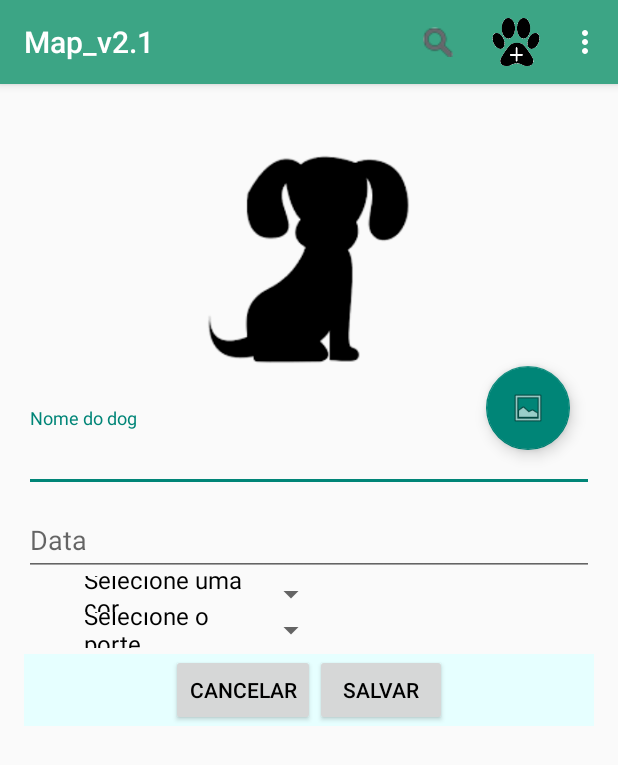
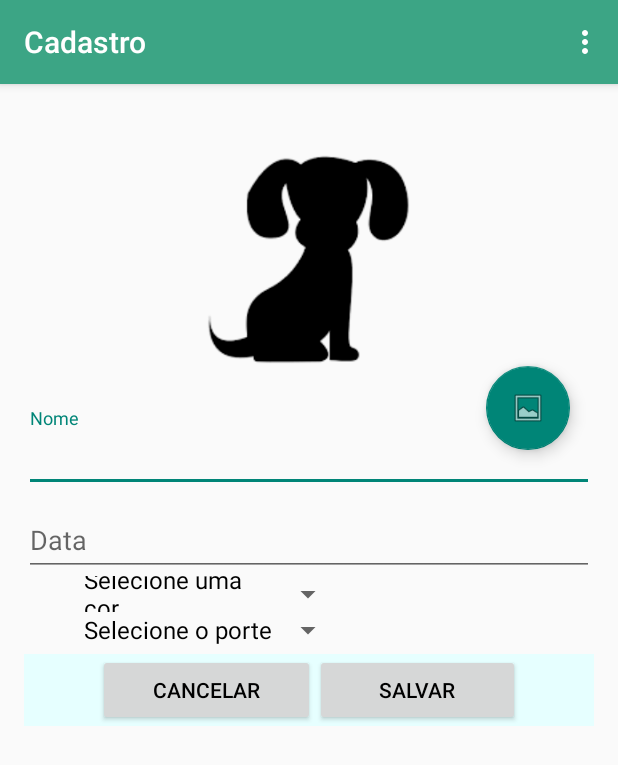
Before and after one commit to EndriwMichel/ForDog2.1, an Android app: the CadDog screen opened directly, with no data from a screen before it, on a phone screen of 412 x 824 dp. Shown: the top 765 px of the screen. Run offline under Robolectric (Android 15) with nearby library versions, the phone set to English and light mode, and no system bars; libraries missing offline, so code that uses them is left out: com.firebase.client.

Commit message:
commit layout
pequenas alterações na tela de cadastro

```diff
--- a/Map_v2.1/app/src/main/java/com/example/endriw/map_v21/CadDog.java
+++ b/Map_v2.1/app/src/main/java/com/example/endriw/map_v21/CadDog.java
@@ -16,6 +16,7 @@ import android.support.v7.widget.Toolbar;
 import android.view.Menu;
 import android.view.MenuItem;
 import android.view.View;
+import android.view.ViewConfiguration;
 import android.view.ViewGroup;
 import android.widget.AdapterView;
 import android.widget.ArrayAdapter;
@@ -30,6 +31,7 @@ import android.util.Base64;
 import com.firebase.client.Firebase;
 
 import java.io.ByteArrayOutputStream;
+import java.lang.reflect.Field;
 
 
 public class CadDog extends AppCompatActivity {
@@ -79,6 +81,19 @@ public class CadDog extends AppCompatActivity {
 
         sp_cor.setAdapter(dogCor_adapter);
         sp_porte.setAdapter(dogPorte_adapter);*/
+
+        try {
+            ViewConfiguration config = ViewConfiguration.get(this);
+            Field menuKeyField = ViewConfiguration.class.getDeclaredField("sHasPermanentMenuKey");
+            if (menuKeyField != null) {
+                menuKeyField.setAccessible(true);
+                menuKeyField.setBoolean(config, false);
+            }
+        } catch (Exception ex) {
+            // Ignore
+        }
+
+
         sp_cor = (Spinner) findViewById(R.id.dogCor);
         sp_porte = (Spinner) findViewById(R.id.dogPorte);
 
@@ -127,6 +142,7 @@ public class CadDog extends AppCompatActivity {
 
         //adapter.setDropDownViewResource(android.R.layout.simple_expandable_list_item_1);
 
+        dogCor_adapter.add("Selecione a cor");
         dogCor_adapter.add("Preto");
         dogCor_adapter.add("Branco");
         dogCor_adapter.add("Marrom");
@@ -135,6 +151,7 @@ public class CadDog extends AppCompatActivity {
         dogCor_adapter.add("Marrom/Branco");
         dogCor_adapter.add("selecione uma cor");
 
+        dogPorte_adapter.add("Selecione o porte");
         dogPorte_adapter.add("Grande");
         dogPorte_adapter.add("Médio");
         dogPorte_adapter.add("Pequeno");
@@ -151,7 +168,7 @@ public class CadDog extends AppCompatActivity {
 
     @Override
     public boolean onCreateOptionsMenu(Menu menu) {
-        getMenuInflater().inflate(R.menu.caddog_menu, menu);
+        getMenuInflater().inflate(R.menu.menu_dog, menu);
         return super.onCreateOptionsMenu(menu);
     }
 
--- a/Map_v2.1/app/src/main/res/layout/layout_cad_dog.xml
+++ b/Map_v2.1/app/src/main/res/layout/layout_cad_dog.xml
@@ -1,4 +1,9 @@
 <?xml version="1.0" encoding="utf-8"?>
+<ScrollView
+    android:layout_width="match_parent"
+    android:layout_height="match_parent"
+    xmlns:android="http://schemas.android.com/apk/res/android">
+
 <android.support.design.widget.CoordinatorLayout
     xmlns:android="http://schemas.android.com/apk/res/android"
     xmlns:app="http://schemas.android.com/apk/res-auto"
@@ -33,7 +38,7 @@
                 android:layout_width="match_parent"
                 android:layout_height="wrap_content"
                 android:ems="10"
-                android:hint="Nome do dog"
+                android:hint="Nome"
                 android:id="@+id/user_apelido"/>
         </android.support.design.widget.TextInputLayout>
 
@@ -81,18 +86,21 @@
         android:layout_height="wrap_content"
         android:layout_marginTop="4dp"
         android:background="@color/GreenBtn2"
-        android:gravity="center">
+        android:gravity="center"
+        android:weightSum="1">
         <Button
             android:layout_width="wrap_content"
             android:layout_height="wrap_content"
             android:text="Cancelar"
             android:onClick="ClickCancelar"
+            android:layout_weight="0.25"
             />
         <Button
             android:layout_width="wrap_content"
             android:layout_height="wrap_content"
             android:text="Salvar"
-            android:onClick="ClickSalvar"/>
+            android:onClick="ClickSalvar"
+            android:layout_weight="0.25" />
     </LinearLayout>
     </LinearLayout>
 
@@ -107,3 +115,4 @@
         android:src="@android:drawable/ic_menu_gallery" />
 
 </android.support.design.widget.CoordinatorLayout>
+    </ScrollView>
--- /dev/null
+++ b/Map_v2.1/app/src/main/res/menu/menu_dog.xml
@@ -0,0 +1,11 @@
+<?xml version="1.0" encoding="utf-8"?>
+<menu xmlns:android="http://schemas.android.com/apk/res/android"
+    xmlns:app="http://schemas.android.com/apk/res-auto"
+    xmlns:tools="http://schemas.android.com/tools"
+    tools:context=".MainActivity">
+    <item
+        android:id="@+id/action_help"
+        android:orderInCategory="100"
+        android:title="Ajuda"
+        app:showAsAction="never" />
+</menu>
--- a/Map_v2.1/app/src/main/res/values/strings.xml
+++ b/Map_v2.1/app/src/main/res/values/strings.xml
@@ -1,5 +1,5 @@
 <resources>
-    <string name="app_name">Map_v2.1</string>
+    <string name="app_name">Cadastro</string>
     <string name="title_activity_maps">Map</string>
     <string-array name="DogCor">
         <item>Preto</item>
```
